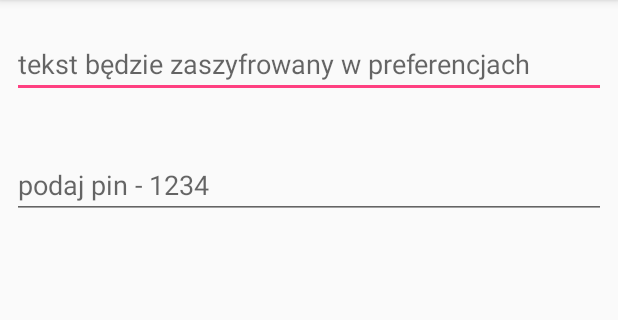
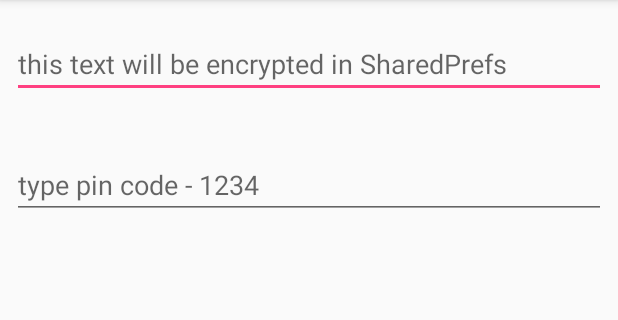
Before and after one commit to asvid/FridaApp, an Android app: the screen it shows after launch (MainActivity), on a phone screen of 412 x 824 dp, the part 84-404 px from its top. Run offline under Robolectric (Android 15) with nearby library versions, the phone set to English and light mode, and no system bars; libraries missing offline, so code that uses them is left out: com.moldedbits.r2d2; 2 statements that could not run were skipped.

Commit message:
minor fixes; added release and debug APK

```diff
--- a/app/build.gradle
+++ b/app/build.gradle
@@ -9,7 +9,7 @@ android {
     release {
       keyAlias 'frida'
       keyPassword 'fridaapp'
-      storeFile file('J:/repo/FridaApp/frida.jks')
+      storeFile file('../frida.jks')
       storePassword 'fridaapp'
     }
   }
--- a/app/src/main/java/asvid/github/io/fridaapp/Logger.kt
+++ b/app/src/main/java/asvid/github/io/fridaapp/Logger.kt
@@ -8,7 +8,7 @@ object Logger {
 
   fun log(text: String) {
     if (showLogs)
-      Log.d("LOOGGER", text)
+      Log.d("LOGGER", text)
   }
 
 }
--- a/app/src/main/java/asvid/github/io/fridaapp/MainActivity.kt
+++ b/app/src/main/java/asvid/github/io/fridaapp/MainActivity.kt
@@ -8,10 +8,7 @@ import android.text.Editable
 import android.text.TextWatcher
 import android.util.Log
 import android.widget.Toast
-import kotlinx.android.synthetic.main.activity_main.encryptedPassword
-import kotlinx.android.synthetic.main.activity_main.password
-import kotlinx.android.synthetic.main.activity_main.pinInput
-import kotlinx.android.synthetic.main.activity_main.pinResult
+import kotlinx.android.synthetic.main.activity_main.*
 
 class MainActivity : AppCompatActivity() {
 
@@ -33,10 +30,12 @@ class MainActivity : AppCompatActivity() {
 
             }
 
-      override fun beforeTextChanged(s: CharSequence?, start: Int, count: Int, after: Int) {
+            override fun beforeTextChanged(s: CharSequence?, start: Int, count: Int,
+                                           after: Int) {
             }
 
-      override fun onTextChanged(s: CharSequence?, start: Int, before: Int, count: Int) {
+            override fun onTextChanged(s: CharSequence?, start: Int, before: Int,
+                                       count: Int) {
                 security.setPassword(s.toString())
             }
         })
@@ -46,14 +45,16 @@ class MainActivity : AppCompatActivity() {
 
             }
 
-      override fun beforeTextChanged(s: CharSequence?, start: Int, count: Int, after: Int) {
+            override fun beforeTextChanged(s: CharSequence?, start: Int, count: Int,
+                                           after: Int) {
             }
 
-      override fun onTextChanged(s: CharSequence?, start: Int, before: Int, count: Int) {
+            override fun onTextChanged(s: CharSequence?, start: Int, before: Int,
+                                       count: Int) {
                 if (checkPin(s.toString())) {
-          pinResult.text = "correct PIN"
+                    pinResult.text = getString(R.string.correct_pin)
                 } else {
-          pinResult.text = "wrong PIN"
+                    pinResult.text = getString(R.string.wrong_pin)
                 }
             }
         })
@@ -73,7 +74,7 @@ class MainActivity : AppCompatActivity() {
 
     fun showToast() {
         runOnUiThread {
-      Toast.makeText(this, "showing Toast!!! yay wow", Toast.LENGTH_SHORT).show()
+            Toast.makeText(this, R.string.toast_text, Toast.LENGTH_SHORT).show()
         }
     }
 
--- a/app/src/main/res/layout/activity_main.xml
+++ b/app/src/main/res/layout/activity_main.xml
@@ -15,7 +15,7 @@
       android:layout_marginEnd="8dp"
       android:layout_marginStart="8dp"
       android:layout_marginTop="8dp"
-      android:hint="tekst będzie zaszyfrowany w preferencjach"
+      android:hint="@string/text_will_be_encrypted_in_prefs"
       app:layout_constraintBottom_toBottomOf="parent"
       app:layout_constraintEnd_toEndOf="parent"
       app:layout_constraintHorizontal_bias="0.0"
@@ -46,7 +46,7 @@
       android:layout_marginEnd="8dp"
       android:layout_marginStart="8dp"
       android:layout_marginTop="8dp"
-      android:hint="podaj pin - 1234"
+      android:hint="@string/pin_text"
       android:inputType="number"
       app:layout_constraintEnd_toEndOf="parent"
       app:layout_constraintStart_toStartOf="parent"
--- a/app/src/main/res/values/strings.xml
+++ b/app/src/main/res/values/strings.xml
@@ -1,3 +1,8 @@
 <resources>
   <string name="app_name">FridaApp</string>
+    <string name="text_will_be_encrypted_in_prefs">this text will be encrypted in SharedPrefs</string>
+  <string name="pin_text">type pin code - 1234</string>
+  <string name="correct_pin">correct PIN</string>
+  <string name="wrong_pin">wrong PIN</string>
+  <string name="toast_text">showing Toast!!! yay wow</string>
 </resources>
```
Also changed, not shown: 3 other files. Lines whose indentation alone changed are shown as unchanged.
